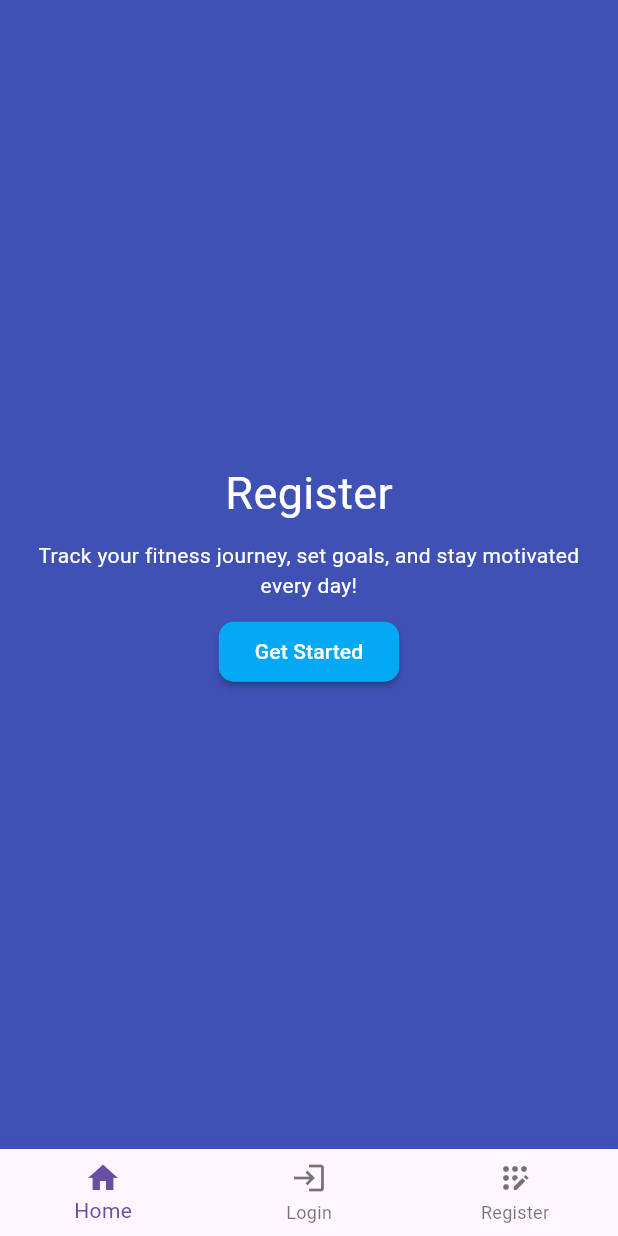
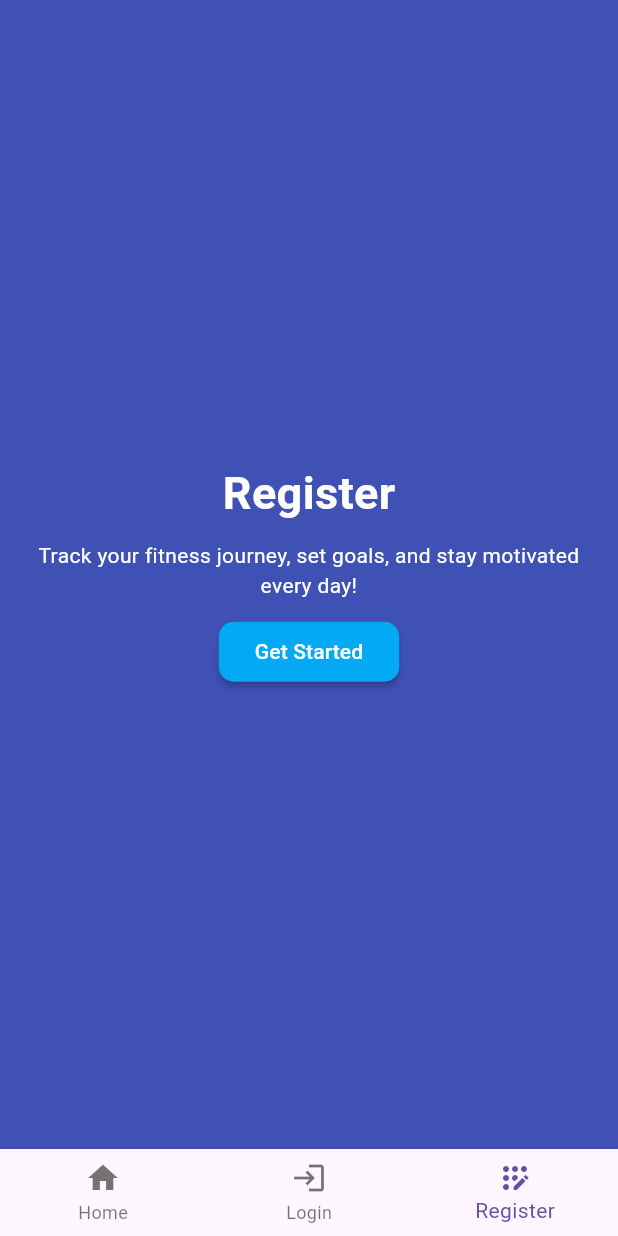
Before and after one commit to Kri4n/FitMeter-Mobile, a Flutter app: the screen it shows after launch, item 3 of the bottom bar chosen, on a phone screen of 412 x 824 dp. Run offline on Flutter 3.47's test engine with Material 3 defaults, Android fonts, the light colour scheme and no system bars; our stand-ins replace flutter_dotenv, go_router.

Commit message:
Adjusted BottomNavBar

```diff
--- a/lib/main.dart
+++ b/lib/main.dart
@@ -1,3 +1,4 @@
+import 'package:fitmeter_mobile/views/components/bottomnavbar.dart';
 import 'package:fitmeter_mobile/views/pages/home.dart';
 import 'package:fitmeter_mobile/views/pages/login.dart';
 import 'package:fitmeter_mobile/views/pages/register.dart';
@@ -41,10 +42,10 @@ class FitMeterMobile extends StatelessWidget {
 
   @override
   Widget build(BuildContext context) {
-    return MaterialApp.router(
+    return MaterialApp(
       title: 'FitMeter',
       theme: ThemeData(primarySwatch: Colors.blue),
-      routerConfig: _router,
+      home: const BottomNavBar(),
     );
   }
 }
--- /dev/null
+++ b/lib/views/components/bottomnavbar.dart
@@ -0,0 +1,46 @@
+import 'package:fitmeter_mobile/views/pages/home.dart';
+import 'package:fitmeter_mobile/views/pages/login.dart';
+import 'package:fitmeter_mobile/views/pages/register.dart';
+import 'package:flutter/material.dart';
+
+class BottomNavBar extends StatefulWidget {
+  const BottomNavBar({super.key});
+
+  @override
+  State<BottomNavBar> createState() => _PersistentNavBarState();
+}
+
+class _PersistentNavBarState extends State<BottomNavBar> {
+  int _selectedIndex = 0;
+
+  final List<Widget> _pages = [
+    const HomePage(),
+    const LoginPage(),
+    const RegisterPage(),
+  ];
+
+  void _onItemTapped(int index) {
+    setState(() {
+      _selectedIndex = index;
+    });
+  }
+
+  @override
+  Widget build(BuildContext context) {
+    return Scaffold(
+      body: IndexedStack(index: _selectedIndex, children: _pages),
+      bottomNavigationBar: BottomNavigationBar(
+        currentIndex: _selectedIndex,
+        onTap: _onItemTapped,
+        items: const [
+          BottomNavigationBarItem(icon: Icon(Icons.home), label: "Home"),
+          BottomNavigationBarItem(icon: Icon(Icons.login), label: "Login"),
+          BottomNavigationBarItem(
+            icon: Icon(Icons.app_registration_rounded),
+            label: "Register",
+          ),
+        ],
+      ),
+    );
+  }
+}
--- a/lib/views/pages/register.dart
+++ b/lib/views/pages/register.dart
@@ -1,18 +1,10 @@
 import 'package:flutter/material.dart';
-import 'package:go_router/go_router.dart';
 
 class RegisterPage extends StatelessWidget {
   const RegisterPage({super.key});
 
-  static const tabs = ['/', '/login', '/register'];
-
   @override
   Widget build(BuildContext context) {
-    final String location = GoRouterState.of(context).uri.toString();
-
-    int selectedIndex = tabs.indexWhere((tab) => location.startsWith(tab));
-    if (selectedIndex == -1) selectedIndex = 0;
-
     return Scaffold(
       backgroundColor: Colors.indigo,
       body: Center(
@@ -21,7 +13,11 @@ class RegisterPage extends StatelessWidget {
           children: [
             const Text(
               "Register",
-              style: TextStyle(color: Colors.white, fontSize: 30),
+              style: TextStyle(
+                color: Colors.white,
+                fontWeight: FontWeight.bold,
+                fontSize: 30,
+              ),
             ),
             SizedBox(height: 10),
             Padding(
@@ -52,20 +48,6 @@ class RegisterPage extends StatelessWidget {
           ],
         ),
       ),
-      bottomNavigationBar: BottomNavigationBar(
-        currentIndex: selectedIndex,
-        onTap: (index) {
-          context.go(tabs[index]); // navigate using go_router
-        },
-        items: const [
-          BottomNavigationBarItem(icon: Icon(Icons.home), label: 'Home'),
-          BottomNavigationBarItem(icon: Icon(Icons.login), label: 'Login'),
-          BottomNavigationBarItem(
-            icon: Icon(Icons.app_registration_rounded),
-            label: 'Register',
-          ),
-        ],
-      ),
     );
   }
 }
```
Also changed, not shown: lib/views/pages/home.dart (+0 -23 lines), lib/views/pages/login.dart (+0 -22 lines).
